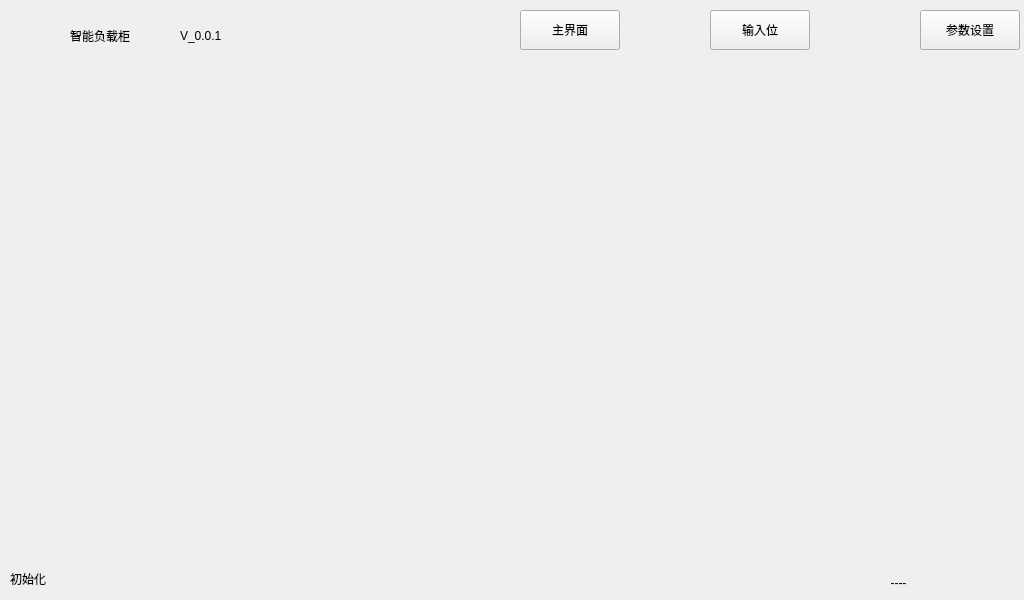
luozhiyong131/BusBar, file LoadCabinet/mainwindow.ui: the form before one commit.
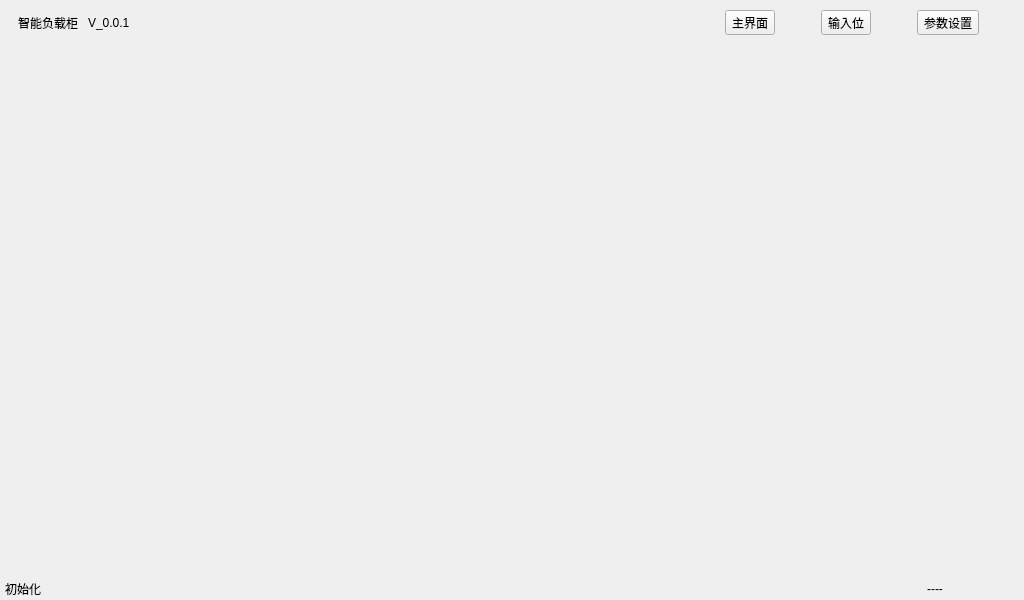
The form after the commit. Icons and pictures are not drawn.

What changed in the file:
```diff
--- a/LoadCabinet/mainwindow.ui
+++ b/LoadCabinet/mainwindow.ui
@@ -14,37 +14,38 @@
    <string>MainWindow</string>
   </property>
   <widget class="QWidget" name="centralWidget">
+   <layout class="QGridLayout" name="gridLayout_2">
+    <property name="leftMargin">
+     <number>5</number>
+    </property>
+    <property name="topMargin">
+     <number>10</number>
+    </property>
+    <property name="rightMargin">
+     <number>5</number>
+    </property>
+    <property name="bottomMargin">
+     <number>0</number>
+    </property>
+    <item row="0" column="0">
    <widget class="QWidget" name="titleWid" native="true">
-    <property name="geometry">
-     <rect>
-      <x>0</x>
-      <y>0</y>
-      <width>1031</width>
-      <height>61</height>
-     </rect>
-    </property>
-    <widget class="QLabel" name="label">
-     <property name="geometry">
-      <rect>
-       <x>70</x>
-       <y>20</y>
-       <width>91</width>
-       <height>31</height>
-      </rect>
-     </property>
-     <property name="text">
-      <string>智能负载柜 </string>
-     </property>
-    </widget>
+      <layout class="QGridLayout" name="gridLayout">
+       <property name="leftMargin">
+        <number>0</number>
+       </property>
+       <property name="topMargin">
+        <number>0</number>
+       </property>
+       <property name="rightMargin">
+        <number>0</number>
+       </property>
+       <property name="bottomMargin">
+        <number>0</number>
+       </property>
+       <item row="0" column="0">
+        <layout class="QHBoxLayout" name="horizontalLayout">
+         <item>
     <widget class="QLabel" name="logLab">
-     <property name="geometry">
-      <rect>
-       <x>10</x>
-       <y>6</y>
-       <width>51</width>
-       <height>51</height>
-      </rect>
-     </property>
      <property name="styleSheet">
       <string notr="true">border-image: url(:/image/logo.png);</string>
      </property>
@@ -52,68 +53,122 @@
       <string/>
      </property>
     </widget>
+         </item>
+         <item>
+          <widget class="QLabel" name="label">
+           <property name="text">
+            <string>智能负载柜 </string>
+           </property>
+          </widget>
+         </item>
+         <item>
     <widget class="QLabel" name="vLabel">
-     <property name="geometry">
-      <rect>
-       <x>180</x>
-       <y>20</y>
-       <width>81</width>
-       <height>31</height>
-      </rect>
-     </property>
      <property name="text">
       <string>V_0.0.1</string>
      </property>
     </widget>
+         </item>
+         <item>
+          <spacer name="horizontalSpacer">
+           <property name="orientation">
+            <enum>Qt::Horizontal</enum>
+           </property>
+           <property name="sizeHint" stdset="0">
+            <size>
+             <width>40</width>
+             <height>20</height>
+            </size>
+           </property>
+          </spacer>
+         </item>
+         <item>
     <widget class="QToolButton" name="homeBtn">
-     <property name="geometry">
-      <rect>
-       <x>520</x>
-       <y>10</y>
-       <width>100</width>
-       <height>40</height>
-      </rect>
-     </property>
      <property name="text">
       <string>主界面</string>
      </property>
     </widget>
+         </item>
+         <item>
+          <spacer name="horizontalSpacer_3">
+           <property name="orientation">
+            <enum>Qt::Horizontal</enum>
+           </property>
+           <property name="sizeType">
+            <enum>QSizePolicy::Fixed</enum>
+           </property>
+           <property name="sizeHint" stdset="0">
+            <size>
+             <width>40</width>
+             <height>20</height>
+            </size>
+           </property>
+          </spacer>
+         </item>
+         <item>
     <widget class="QToolButton" name="inputBtn">
-     <property name="geometry">
-      <rect>
-       <x>710</x>
-       <y>10</y>
-       <width>100</width>
-       <height>40</height>
-      </rect>
-     </property>
      <property name="text">
       <string>输入位</string>
      </property>
     </widget>
+         </item>
+         <item>
+          <spacer name="horizontalSpacer_4">
+           <property name="orientation">
+            <enum>Qt::Horizontal</enum>
+           </property>
+           <property name="sizeType">
+            <enum>QSizePolicy::Fixed</enum>
+           </property>
+           <property name="sizeHint" stdset="0">
+            <size>
+             <width>40</width>
+             <height>20</height>
+            </size>
+           </property>
+          </spacer>
+         </item>
+         <item>
     <widget class="QToolButton" name="setBtn">
-     <property name="geometry">
-      <rect>
-       <x>920</x>
-       <y>10</y>
-       <width>100</width>
-       <height>40</height>
-      </rect>
-     </property>
      <property name="text">
       <string>参数设置</string>
      </property>
     </widget>
-   </widget>
+         </item>
+         <item>
+          <spacer name="horizontalSpacer_2">
+           <property name="orientation">
+            <enum>Qt::Horizontal</enum>
+           </property>
+           <property name="sizeType">
+            <enum>QSizePolicy::Fixed</enum>
+           </property>
+           <property name="sizeHint" stdset="0">
+            <size>
+             <width>40</width>
+             <height>20</height>
+            </size>
+           </property>
+          </spacer>
+         </item>
+        </layout>
+       </item>
+      </layout>
+     </widget>
+    </item>
+    <item row="1" column="0">
+     <widget class="QStackedWidget" name="stackedWid"/>
+    </item>
+    <item row="2" column="0">
+     <layout class="QHBoxLayout" name="horizontalLayout_2" stretch="5,1">
+      <item>
+       <widget class="QLabel" name="statusLabel">
+        <property name="text">
+         <string>初始化</string>
+        </property>
+       </widget>
+      </item>
+      <item>
    <widget class="QPushButton" name="timeBtn">
-    <property name="geometry">
-     <rect>
-      <x>778</x>
-      <y>570</y>
-      <width>241</width>
-      <height>25</height>
-     </rect>
-    </property>
     <property name="contextMenuPolicy">
      <enum>Qt::DefaultContextMenu</enum>
     </property>
@@ -130,29 +185,10 @@
      <bool>true</bool>
     </property>
    </widget>
-   <widget class="QLabel" name="statusLabel">
-    <property name="geometry">
-     <rect>
-      <x>10</x>
-      <y>570</y>
-      <width>661</width>
-      <height>17</height>
-     </rect>
-    </property>
-    <property name="text">
-     <string>初始化</string>
-    </property>
-   </widget>
-   <widget class="QStackedWidget" name="stackedWid">
-    <property name="geometry">
-     <rect>
-      <x>0</x>
-      <y>60</y>
-      <width>1021</width>
-      <height>501</height>
-     </rect>
-    </property>
-   </widget>
+      </item>
+     </layout>
+    </item>
+   </layout>
   </widget>
  </widget>
  <layoutdefault spacing="6" margin="11"/>
```
Lines whose indentation alone changed are shown as unchanged.
